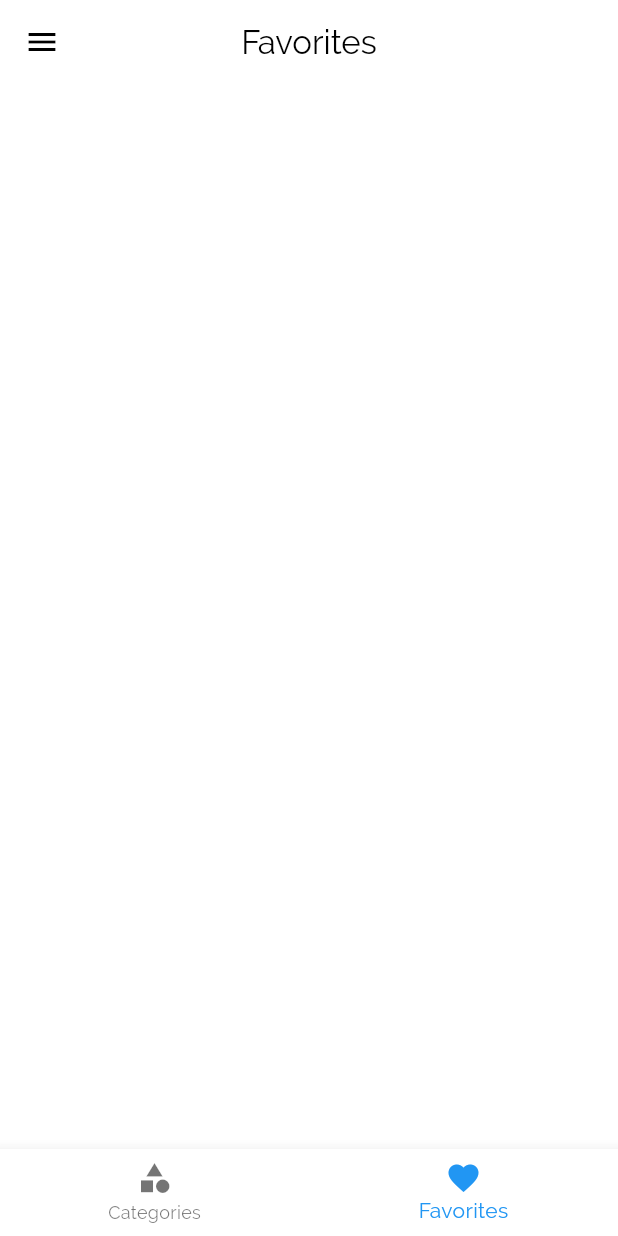
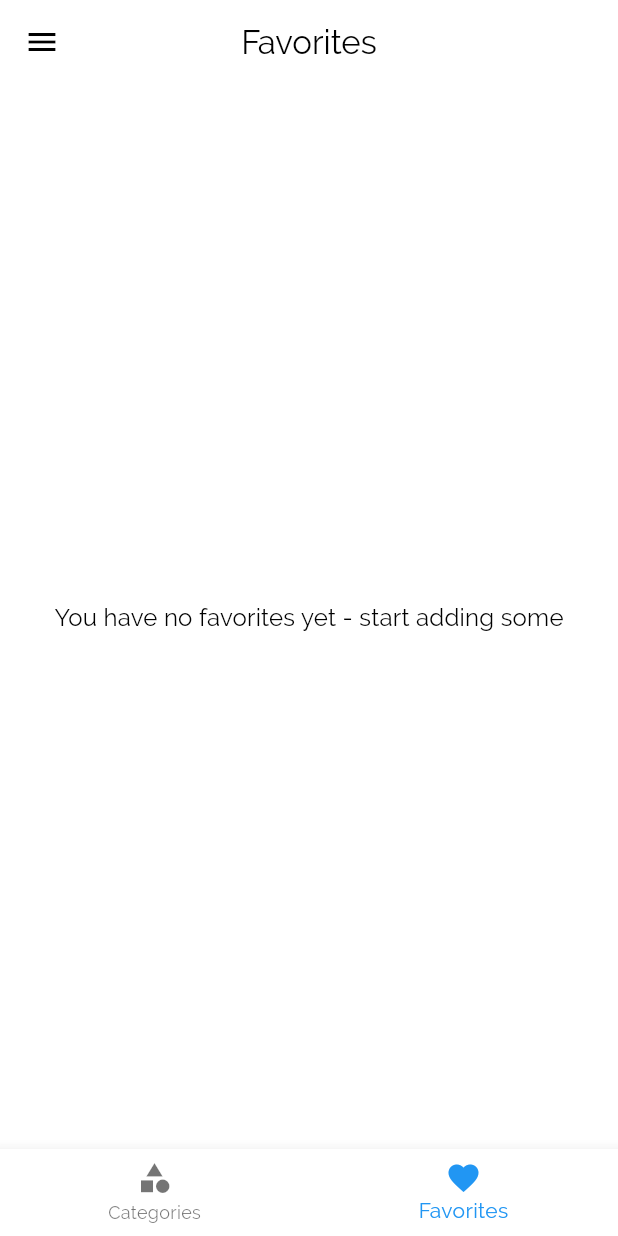
Before and after one commit to Braulio08/meals_app, a Flutter app: the screen it shows after launch, item 2 of the bottom bar chosen, on a phone screen of 412 x 824 dp. Run offline on Flutter 3.47's test engine with Material 2 defaults, Android fonts, the phone set to English and light mode, and no system bars; drawn by our look-alikes of dynamic_color.

Commit message:
Adding mark as favorite

```diff
--- a/lib/main.dart
+++ b/lib/main.dart
@@ -32,6 +32,7 @@ class _MyAppState extends State<MyApp> {
     'vegetarian': false,
   };
   Iterable<Meal> _avalibleMeals = dummyMeals;
+  final List<Meal> _favoriteMeals = [];
 
   void _setFilters(Map<String, bool> filterData) {
     setState(
@@ -56,6 +57,25 @@ class _MyAppState extends State<MyApp> {
     );
   }
 
+  void _toggleFavorite(String mealId) {
+    final existingIndex =
+        _favoriteMeals.indexWhere((element) => element.id == mealId);
+    if (existingIndex >= 0) {
+      setState(() {
+        _favoriteMeals.removeAt(existingIndex);
+      });
+    } else {
+      setState(() {
+        _favoriteMeals
+            .add(dummyMeals.firstWhere((element) => element.id == mealId));
+      });
+    }
+  }
+
+  bool _isMealFavorite(String id) {
+    return _favoriteMeals.any((element) => element.id == id);
+  }
+
   @override
   Widget build(BuildContext context) {
     return DynamicColorBuilder(builder: (lightColorScheme, darkColorScheme) {
@@ -74,11 +94,11 @@ class _MyAppState extends State<MyApp> {
         themeMode: ThemeMode.system,
         initialRoute: '/',
         routes: {
-          '/': (context) => const TabsScreen(),
-          CategoryMealsScreen.routeName: (context) => CategoryMealsScreen(
-                availableMeals: _avalibleMeals,
-              ),
-          MealDetailsScreen.routeName: (context) => const MealDetailsScreen(),
+          '/': (context) => TabsScreen(favoriteMeals: _favoriteMeals),
+          CategoryMealsScreen.routeName: (context) =>
+              CategoryMealsScreen(availableMeals: _avalibleMeals),
+          MealDetailsScreen.routeName: (context) => MealDetailsScreen(
+              toggleFavorite: _toggleFavorite, isFavorite: _isMealFavorite),
           FiltersScreen.routeName: (context) =>
               FiltersScreen(saveFilters: _setFilters, currentFilters: _filters),
         },
--- a/lib/screens/favorites_screen.dart
+++ b/lib/screens/favorites_screen.dart
@@ -1,9 +1,36 @@
 import 'package:flutter/material.dart';
-class FavoritesScreen extends StatelessWidget {
-  const FavoritesScreen({super.key});
+
+import '../models/meal.dart';
+import '../widgets/meal_item.dart';
+
+class FavoritesScreen extends StatefulWidget {
+  final List<Meal> favoriteMeals;
+  const FavoritesScreen({super.key, required this.favoriteMeals});
 
   @override
+  State<FavoritesScreen> createState() => _FavoritesScreenState();
+}
+
+class _FavoritesScreenState extends State<FavoritesScreen> {
+  @override
   Widget build(BuildContext context) {
-    return Scaffold();
+    if (widget.favoriteMeals.isEmpty) {
+      return Center(
+        child: Text(
+          'You have no favorites yet - start adding some',
+          style: Theme.of(context).textTheme.titleMedium,
+        ),
+      );
+    } else {
+      return ListView.builder(
+        itemBuilder: (context, index) {
+          return MealItem(
+            meal: widget.favoriteMeals[index],
+
+          );
+        },
+        itemCount: widget.favoriteMeals.length,
+      );
+    }
   }
 }
--- a/lib/screens/tabs_screen.dart
+++ b/lib/screens/tabs_screen.dart
@@ -1,21 +1,32 @@
 import 'package:flutter/material.dart';
+import '../models/meal.dart';
 import '../widgets/main_drawer.dart';
-import 'favorites_screen.dart';
+import './favorites_screen.dart';
 import './categories_screen.dart';
 
 class TabsScreen extends StatefulWidget {
-  const TabsScreen({super.key});
+  final List<Meal> favoriteMeals;
+  const TabsScreen({super.key, required this.favoriteMeals});
 
   @override
   State<TabsScreen> createState() => _TabsScreenState();
 }
 
 class _TabsScreenState extends State<TabsScreen> {
-  final List<Map<String, dynamic>> _pages = [
-    {'page': const CategoriesScreen(), 'title': 'Categories'},
-    {'page': const FavoritesScreen(), 'title': 'Favorites'},
-  ];
+  late List<Map<String, dynamic>> _pages;
   int _selectedPageIndex = 0;
+
+  @override
+  void initState() {
+    _pages = [
+      {'page': const CategoriesScreen(), 'title': 'Categories'},
+      {
+        'page': FavoritesScreen(favoriteMeals: widget.favoriteMeals),
+        'title': 'Favorites'
+      },
+    ];
+    super.initState();
+  }
 
   void _selectPage(int index) {
     setState(() {
--- a/lib/widgets/meal_item.dart
+++ b/lib/widgets/meal_item.dart
@@ -11,17 +11,16 @@ class MealItem extends StatelessWidget {
   // final int duration;
   // final Complexity complexity;
   // final Affordability affordability;
-  final Function removeItem;
   final Meal meal;
 
-  const MealItem({super.key, required this.meal, required this.removeItem});
+  const MealItem({super.key, required this.meal});
 
   void selectMeal(BuildContext context) {
     Navigator.of(context)
         .pushNamed(MealDetailsScreen.routeName, arguments: meal)
         .then((value) {
       if (value != null) {
-        removeItem(value);
+        //removeItem(value);
       }
     });
   }
```
Also changed, not shown: lib/screens/category_meals_screen.dart (+0 -7 lines), lib/screens/meal_detail_screen.dart (+6 -5 lines).
